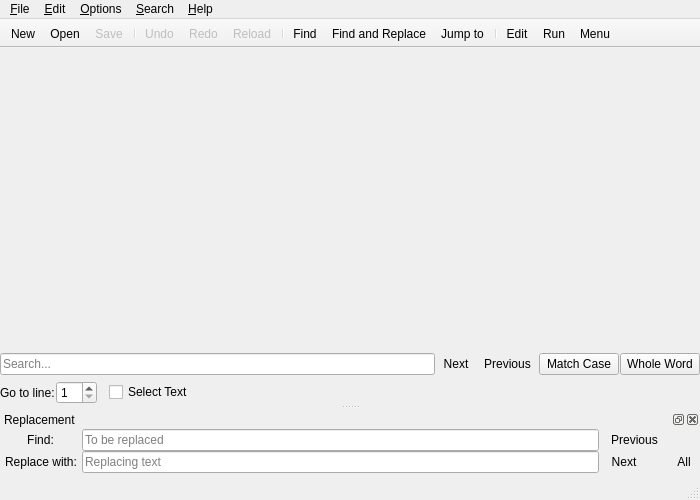
Qt form featherpad/fp.ui (vecnathewhisperd0/FeatherPad) before a commit.
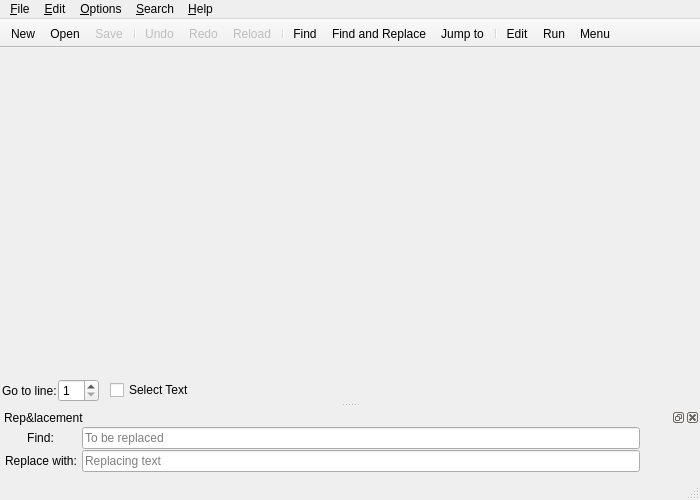
The same form after that commit. Icons and pictures are not drawn. Custom widgets are drawn as their Qt base class.

Commit message:
Code restructuring and an independent search for each tab
This is a big commit.

Undo/redo history is preserved on tab switching by giving each tab a separate searchbar.
Workarounds are added for KDE.

Patch:
```diff
--- a/featherpad/fp.ui
+++ b/featherpad/fp.ui
@@ -48,102 +48,17 @@
      </widget>
     </item>
     <item>
-     <layout class="QGridLayout" name="gridLayout_2">
+     <layout class="QGridLayout" name="goToGridLayout">
+      <property name="leftMargin">
+       <number>2</number>
+      </property>
+      <property name="rightMargin">
+       <number>2</number>
+      </property>
       <property name="horizontalSpacing">
        <number>1</number>
       </property>
-      <item row="0" column="0" colspan="5">
-       <widget class="FeatherPad::LineEdit" name="lineEdit">
-        <property name="minimumSize">
-         <size>
-          <width>150</width>
-          <height>0</height>
-         </size>
-        </property>
-        <property name="placeholderText">
-         <string>Search...</string>
-        </property>
-       </widget>
-      </item>
-      <item row="0" column="5">
-       <widget class="QToolButton" name="toolButton_nxt">
-        <property name="toolTip">
-         <string>Next (F3)</string>
-        </property>
-        <property name="text">
-         <string>Next</string>
-        </property>
-        <property name="icon">
-         <iconset resource="data/fp.qrc">
-          <normaloff>:/icons/go-down.svg</normaloff>:/icons/go-down.svg</iconset>
-        </property>
-        <property name="shortcut">
-         <string>F3</string>
-        </property>
-        <property name="autoRaise">
-         <bool>true</bool>
-        </property>
-       </widget>
-      </item>
-      <item row="0" column="6">
-       <widget class="QToolButton" name="toolButton_prv">
-        <property name="toolTip">
-         <string>Previous (F4)</string>
-        </property>
-        <property name="text">
-         <string>Previous</string>
-        </property>
-        <property name="icon">
-         <iconset resource="data/fp.qrc">
-          <normaloff>:/icons/go-up.svg</normaloff>:/icons/go-up.svg</iconset>
-        </property>
-        <property name="shortcut">
-         <string>F4</string>
-        </property>
-        <property name="autoRaise">
-         <bool>true</bool>
-        </property>
-       </widget>
-      </item>
-      <item row="0" column="7">
-       <widget class="QPushButton" name="pushButton_case">
-        <property name="focusPolicy">
-         <enum>Qt::NoFocus</enum>
-        </property>
-        <property name="toolTip">
-         <string>F5</string>
-        </property>
-        <property name="text">
-         <string>Match Case</string>
-        </property>
-        <property name="shortcut">
-         <string>F5</string>
-        </property>
-        <property name="checkable">
-         <bool>true</bool>
-        </property>
-       </widget>
-      </item>
-      <item row="0" column="8">
-       <widget class="QPushButton" name="pushButton_whole">
-        <property name="focusPolicy">
-         <enum>Qt::NoFocus</enum>
-        </property>
-        <property name="toolTip">
-         <string>F6</string>
-        </property>
-        <property name="text">
-         <string>Whole Word</string>
-        </property>
-        <property name="shortcut">
-         <string>F6</string>
-        </property>
-        <property name="checkable">
-         <bool>true</bool>
-        </property>
-       </widget>
-      </item>
-      <item row="1" column="0">
+      <item row="0" column="0">
        <widget class="QLabel" name="label">
         <property name="text">
          <string>Go to line:</string>
@@ -153,14 +68,14 @@
         </property>
        </widget>
       </item>
-      <item row="1" column="1">
+      <item row="0" column="1">
        <widget class="QSpinBox" name="spinBox">
         <property name="minimum">
          <number>1</number>
         </property>
        </widget>
       </item>
-      <item row="1" column="2">
+      <item row="0" column="2">
        <spacer name="horizontalSpacer_2">
         <property name="orientation">
          <enum>Qt::Horizontal</enum>
@@ -176,7 +91,7 @@
         </property>
        </spacer>
       </item>
-      <item row="1" column="3">
+      <item row="0" column="3">
        <widget class="QCheckBox" name="checkBox">
         <property name="focusPolicy">
          <enum>Qt::NoFocus</enum>
@@ -193,7 +108,7 @@
         </property>
        </widget>
       </item>
-      <item row="1" column="4">
+      <item row="0" column="4">
        <spacer name="horizontalSpacer">
         <property name="orientation">
          <enum>Qt::Horizontal</enum>
@@ -402,13 +317,13 @@
     <set>Qt::BottomDockWidgetArea|Qt::TopDockWidgetArea</set>
    </property>
    <property name="windowTitle">
-    <string>Replacement</string>
+    <string>Rep&amp;lacement</string>
    </property>
    <attribute name="dockWidgetArea">
     <number>8</number>
    </attribute>
    <widget class="QWidget" name="dockWidgetContents">
-    <layout class="QGridLayout" name="gridLayout_3">
+    <layout class="QGridLayout" name="gridLayout">
      <property name="leftMargin">
       <number>0</number>
      </property>
@@ -425,7 +340,7 @@
       <number>0</number>
      </property>
      <item row="0" column="0">
-      <layout class="QGridLayout" name="gridLayout">
+      <layout class="QGridLayout" name="dockGridLayout">
        <property name="leftMargin">
         <number>5</number>
        </property>
@@ -507,12 +422,6 @@
            <verstretch>0</verstretch>
           </sizepolicy>
          </property>
-         <property name="toolTip">
-          <string>Previous (F8)</string>
-         </property>
-         <property name="text">
-          <string>Previous</string>
-         </property>
          <property name="icon">
           <iconset resource="data/fp.qrc">
            <normaloff>:/icons/go-up.svg</normaloff>:/icons/go-up.svg</iconset>
@@ -533,12 +442,6 @@
            <verstretch>0</verstretch>
           </sizepolicy>
          </property>
-         <property name="toolTip">
-          <string>Next (F7)</string>
-         </property>
-         <property name="text">
-          <string>Next</string>
-         </property>
          <property name="icon">
           <iconset resource="data/fp.qrc">
            <normaloff>:/icons/go-down.svg</normaloff>:/icons/go-down.svg</iconset>
@@ -559,12 +462,6 @@
            <verstretch>0</verstretch>
           </sizepolicy>
          </property>
-         <property name="toolTip">
-          <string>Replace all (F9)</string>
-         </property>
-         <property name="text">
-          <string>All</string>
-         </property>
          <property name="icon">
           <iconset resource="data/fp.qrc">
            <normaloff>:/icons/arrow-down-double.svg</normaloff>:/icons/arrow-down-double.svg</iconset>
```
Left out of the diff: 59 changed lines with no effect on the pictures. The commit also changes 22 other files.
